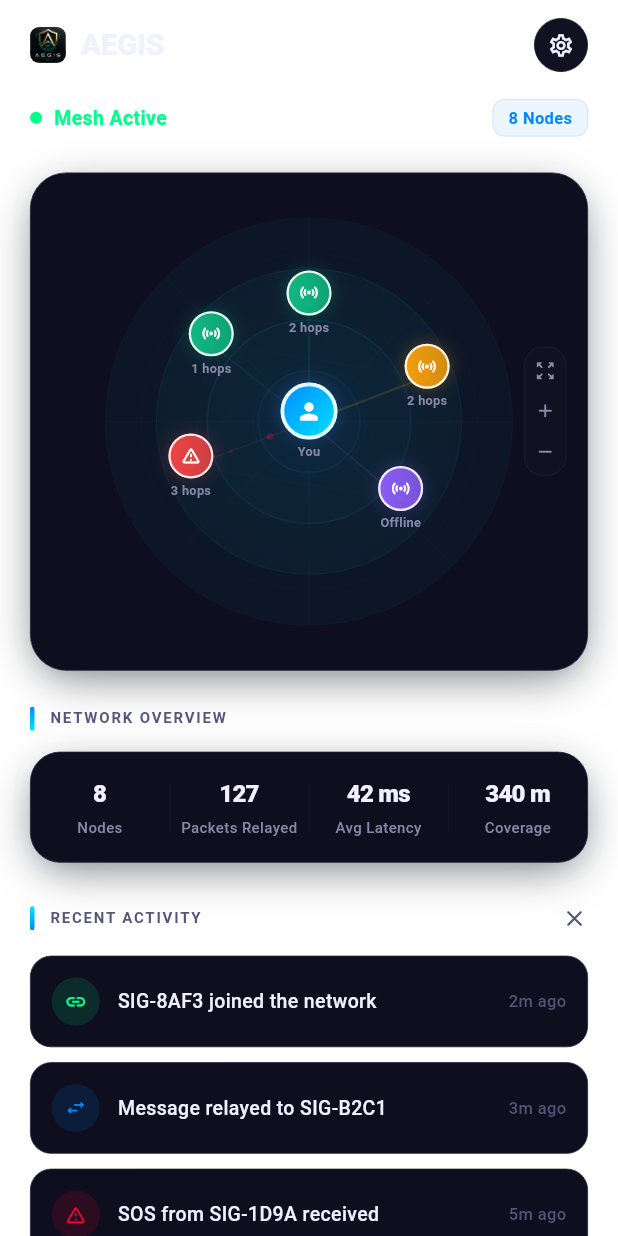
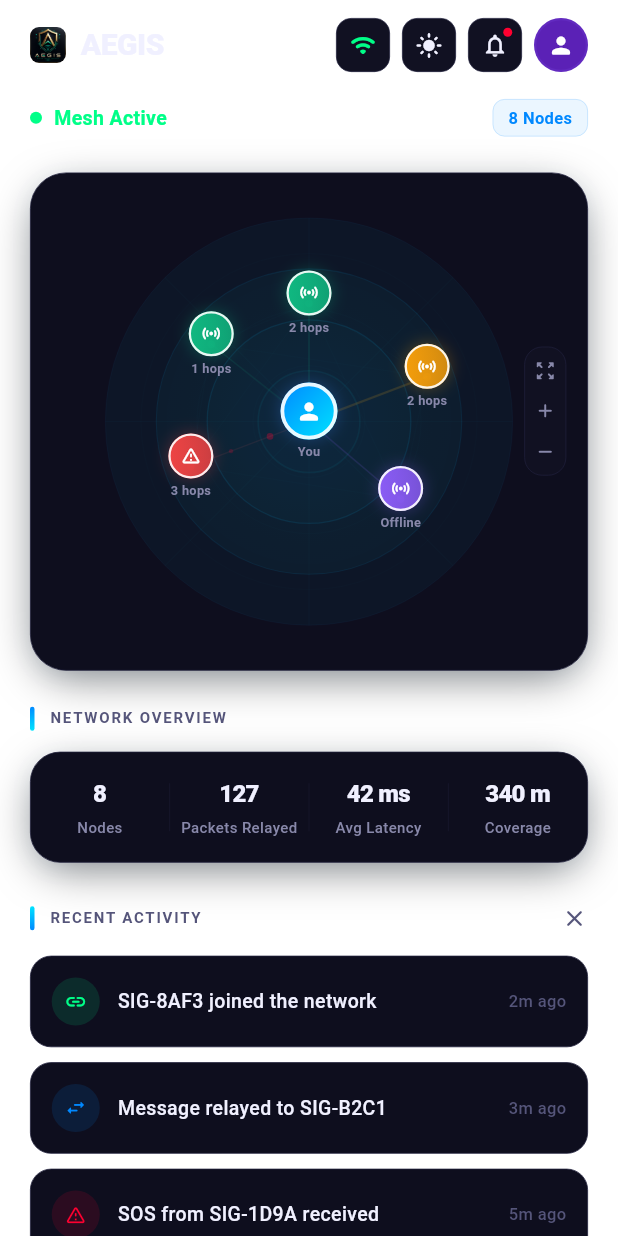
Before and after one commit to kripashankarcs3/AEGIS, a Flutter app: the RadarScreen screen opened directly, on a phone screen of 412 x 824 dp. Run offline on Flutter 3.47's test engine with Material 3 defaults, Android fonts, the phone set to English and light mode, and no system bars; our stand-ins replace hive_flutter, image_picker; accounts and stored records are empty.

Commit message:
style: add header mesh status, notification bell, profile, and theme toggle buttons to dashboard

```diff
--- a/aegis_flutter/lib/screens/radar_screen.dart
+++ b/aegis_flutter/lib/screens/radar_screen.dart
@@ -6,6 +6,9 @@ import '../constants/aegis_animations.dart';
 import '../models/survivor_node.dart';
 import '../widgets/radar_painter.dart';
 import '../widgets/mesh_stats_bar.dart';
+import '../providers/theme_provider.dart';
+import 'notifications_screen.dart';
+import 'profile_screen.dart';
 import 'settings_screen.dart';
 import 'sos_incoming_overlay.dart';
 import '../widgets/node_popup_card.dart';
@@ -65,6 +68,7 @@ class _RadarScreenState extends State<RadarScreen> with TickerProviderStateMixin
   }
 
   Widget _header() {
+    final themeProvider = ThemeProviderWidget.of(context);
     return Row(
       mainAxisAlignment: MainAxisAlignment.spaceBetween,
       children: [
@@ -93,24 +97,76 @@ class _RadarScreenState extends State<RadarScreen> with TickerProviderStateMixin
             ),
           ],
         ),
-        GestureDetector(
-          onTap: () => Navigator.of(context).push(MaterialPageRoute(builder: (_) => const SettingsScreen())),
-          child: Container(
-            width: 36,
-            height: 36,
-            decoration: BoxDecoration(
-              color: AegisColors.surface2,
-              shape: BoxShape.circle,
-              border: Border.all(color: AegisColors.border1, width: 0.5),
+        Row(
+          children: [
+            // Wifi/Mesh Connection Button
+            _iconBtn(
+              _isEmptyRadar ? Icons.wifi_off_rounded : Icons.wifi_rounded,
+              _isEmptyRadar ? AegisColors.sosRed : AegisColors.neonGreen,
+              () => setState(() => _isEmptyRadar = !_isEmptyRadar),
             ),
-            child: Icon(
-              Icons.settings_outlined,
-              color: AegisColors.textPrimary,
-              size: 18,
+            const SizedBox(width: 8),
+            // Theme Toggle Button
+            _iconBtn(
+              themeProvider.isLightActive ? Icons.dark_mode_rounded : Icons.light_mode_rounded,
+              AegisColors.textPrimary,
+              () {
+                if (themeProvider.isLightActive) {
+                  themeProvider.setMode(AppThemeMode.dark);
+                } else {
+                  themeProvider.setMode(AppThemeMode.light);
+                }
+              },
             ),
+            const SizedBox(width: 8),
+            // Notification Bell Button
+            _iconBtn(
+              Icons.notifications_none_outlined,
+              AegisColors.textPrimary,
+              () => Navigator.of(context).push(MaterialPageRoute(builder: (_) => const NotificationsScreen())),
+              badge: true,
+            ),
+            const SizedBox(width: 8),
+            // Profile Button
+            _avatarBtn(),
+          ],
+        ),
+      ],
+    );
+  }
+
+  Widget _iconBtn(IconData icon, Color color, VoidCallback onTap, {bool badge = false}) {
+    return GestureDetector(
+      onTap: onTap,
+      child: Container(
+        width: 36, height: 36,
+        decoration: BoxDecoration(color: AegisColors.surface2, borderRadius: BorderRadius.circular(10), border: Border.all(color: AegisColors.border1, width: 0.5)),
+        child: Stack(clipBehavior: Clip.none, children: [
+          Center(child: Icon(icon, color: color, size: 18)),
+          if (badge) Positioned(right: 6, top: 6, child: Container(width: 6, height: 6, decoration: const BoxDecoration(color: AegisColors.sosRed, shape: BoxShape.circle))),
+        ]),
+      ),
+    );
+  }
+
+  Widget _avatarBtn() {
+    return GestureDetector(
+      onTap: () => Navigator.of(context).push(MaterialPageRoute(builder: (_) => const ProfileScreen())),
+      child: Container(
+        width: 36, height: 36,
+        decoration: BoxDecoration(
+          shape: BoxShape.circle,
+          color: AegisColors.isLight ? const Color(0xFF8B5CF6) : const Color(0xFF5B21B6),
+          border: Border.all(color: AegisColors.isLight ? const Color(0xFFDDD6FE) : AegisColors.violet.withOpacity(0.15), width: 1.5),
+        ),
+        child: const Center(
+          child: Icon(
+            Icons.person_rounded,
+            size: 18,
+            color: Colors.white,
           ),
         ),
-      ],
+      ),
     );
   }
 
```
